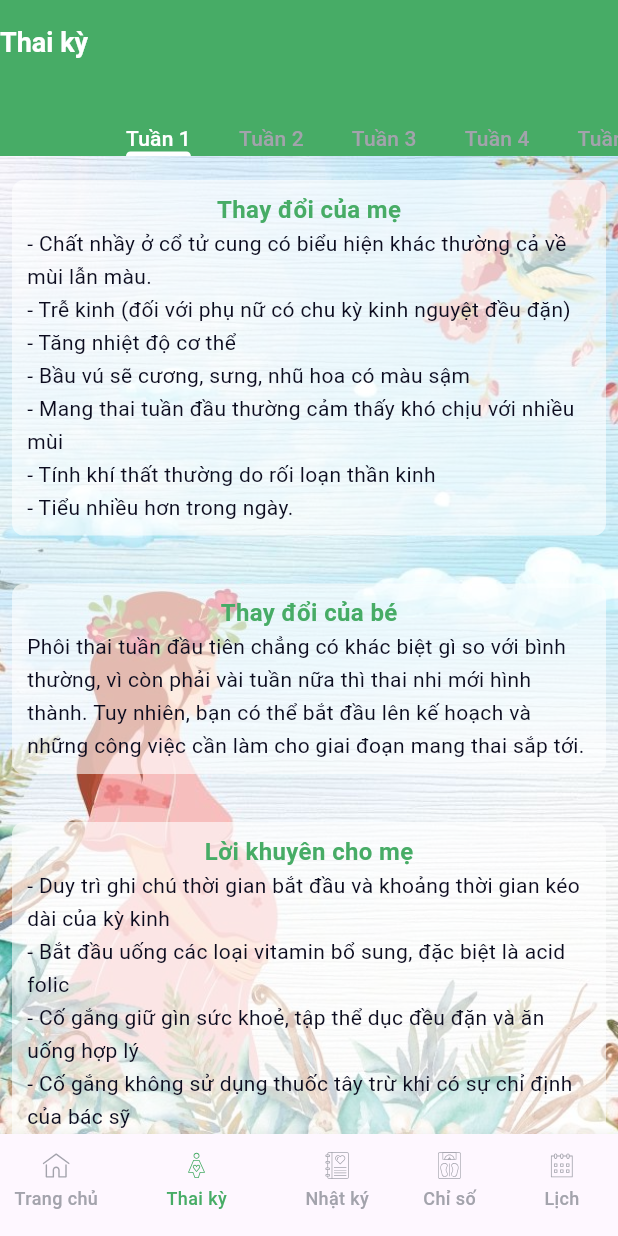
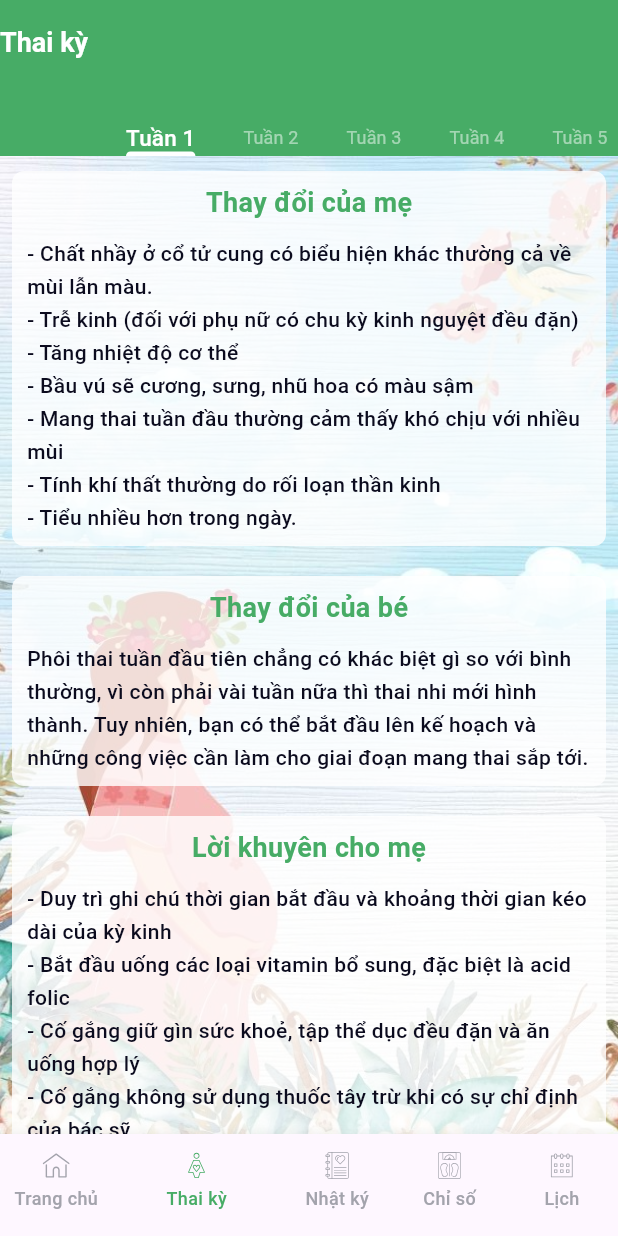
Before and after one commit to lighthouse2403/pregnancy_flutter, a Flutter app: the screen it shows after launch, item 2 of the bottom bar chosen, on a phone screen of 412 x 824 dp. Run offline on Flutter 3.47's test engine with Material 3 defaults, Android fonts, the phone set to English and light mode, and no system bars; our stand-ins replace bloc, cloud_firestore, device_info, equatable, firebase_analytics, firebase_core and 9 more; missing offline and left inert: audio_session; accounts and stored records are empty.

Commit message:
no message

```diff
--- a/lib/knowledge/knowledge_list.dart
+++ b/lib/knowledge/knowledge_list.dart
@@ -27,7 +27,6 @@ class _KnowledgeListState extends BaseStatefulState<KnowledgeList> {
   @override
   void initState() {
     super.initState();
-
     knowledgeBloc.add(LoadKnowledgeListEvent(widget.type));
   }
 
--- a/lib/pregnancy/pregnancy.dart
+++ b/lib/pregnancy/pregnancy.dart
@@ -3,6 +3,8 @@ import 'package:flutter/material.dart';
 import 'package:flutter_bloc/flutter_bloc.dart';
 import 'package:pregnancy_flutter/common/base/base_statefull_widget.dart';
 import 'package:pregnancy_flutter/common/constants/constants.dart';
+import 'package:pregnancy_flutter/common/extension/font_size_extension.dart';
+import 'package:pregnancy_flutter/common/extension/font_weight_extension.dart';
 import 'package:pregnancy_flutter/common/extension/text_extension.dart';
 import 'package:pregnancy_flutter/pregnancy/bloc/pregnancy_process_bloc.dart';
 import 'package:pregnancy_flutter/pregnancy/bloc/pregnancy_process_event.dart';
@@ -40,7 +42,9 @@ class _PregnancyState extends BaseStatefulState<Pregnancy> with
         isScrollable: true,
         tabs: List<int>.generate(40, (i) => i + 1).map((e) => Text('Tuần ${e}')).toList(),
         labelColor: Colors.white,
-        unselectedLabelColor: Constants.secondaryTextColor(),
+        unselectedLabelColor: Colors.white.withOpacity(0.5),
+        unselectedLabelStyle: const TextStyle().textW400().text12(),
+        labelStyle: const TextStyle().textW500().text15(),
         dividerColor: Colors.transparent,
       ),
     );
--- a/lib/pregnancy/pregnancy_content.dart
+++ b/lib/pregnancy/pregnancy_content.dart
@@ -40,10 +40,10 @@ class _PregnancyContentState extends BaseChildStatefulState<PregnancyContent> {
 
   Widget _generateContent(String? title, String content) {
     return Container(
-      margin: const EdgeInsets.symmetric(vertical: 16, horizontal: 8),
+      margin: const EdgeInsets.symmetric(vertical: 10, horizontal: 8),
       padding: const EdgeInsets.symmetric(vertical: 8, horizontal: 10),
       decoration: BoxDecoration(
-        color: Colors.white.withOpacity(0.6),
+        color: Colors.white.withOpacity(0.8),
         borderRadius: const BorderRadius.all(Radius.circular(8))
       ),
       child: Column(
@@ -51,9 +51,10 @@ class _PregnancyContentState extends BaseChildStatefulState<PregnancyContent> {
         children: [
           Container(
             alignment: Alignment.center,
-            child: Text(title ?? '').w600().text16().mainColor().ellipsis(),
+            child: Text(title ?? '').w600().text18().mainColor().ellipsis(),
           ),
-          Text(content).w400().text14().primaryTextColor().customHeight(1.6)
+          const SizedBox(height: 10),
+          Text(content).w500().text14().primaryTextColor().customHeight(1.6)
         ],
       ),
     );
```
Also changed, not shown: assets/data/json/food.json.
